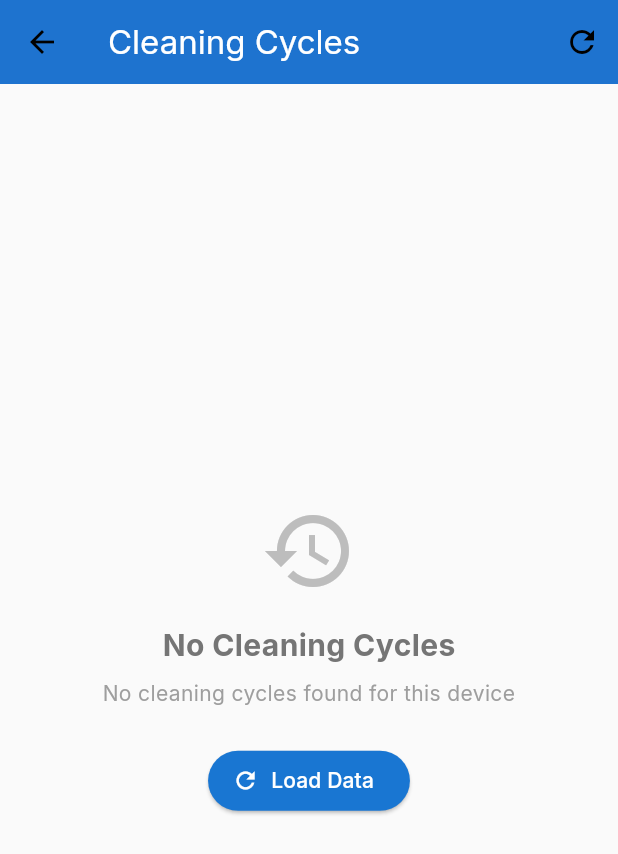
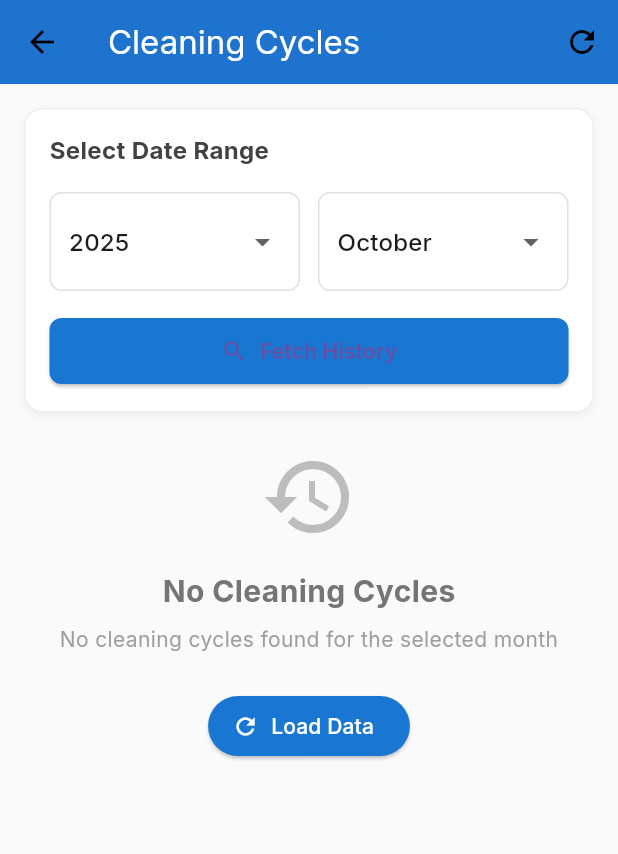
Before and after one commit to alonevaibhav/solar-master, a Flutter app: the HistoryInspector screen opened by its route, on a phone screen of 412 x 824 dp. Shown: the top 854 px of the screen. Run offline on Flutter 3.47's test engine with Material 3 defaults, Android fonts, the phone set to English and light mode, and no system bars; our stand-ins replace dropdown_button2, fl_chart, flutter_local_notifications, flutter_screenutil, fluttertoast, get and 7 more; missing offline and left inert: mqtt_client; accounts and stored records are empty.

Commit message:
Logs Done

```diff
--- a/lib/Component/Inspector/History/cycle_view.dart
+++ b/lib/Component/Inspector/History/cycle_view.dart
@@ -1,15 +1,20 @@
 import 'package:flutter/material.dart';
+import 'package:get/get_state_manager/src/rx_flutter/rx_obx_widget.dart';
 import 'package:intl/intl.dart';
+import 'package:solar_app/Component/Inspector/History/widget/filter.dart';
 import '../../../Model/Inspector/history_model.dart';
+import 'history_controller.dart';
 
 class CycleGroupWidget extends StatelessWidget {
   final CycleData cycle;
   final bool isLastGroup;
+  InspectorHistoryController controller;
 
-  const CycleGroupWidget({
+  CycleGroupWidget({
     super.key,
     required this.cycle,
     required this.isLastGroup,
+    required this.controller,
   });
 
   @override
@@ -35,6 +40,8 @@ class CycleGroupWidget extends StatelessWidget {
       child: Column(
         crossAxisAlignment: CrossAxisAlignment.start,
         children: [
+
+
           // Cycle Header
           Container(
             width: double.infinity,
@@ -124,15 +131,19 @@ class CycleGroupWidget extends StatelessWidget {
             child: Column(
               crossAxisAlignment: CrossAxisAlignment.start,
               children: [
-                _buildSummaryItem('Started', summary.startedAt, Icons.play_arrow),
+                _buildSummaryItem(
+                    'Started', summary.startedAt, Icons.play_arrow),
                 if (summary.completedAt != null) ...[
                   SizedBox(height: 8),
-                  _buildSummaryItem('Completed', summary.completedAt!, Icons.check),
+                  _buildSummaryItem(
+                      'Completed', summary.completedAt!, Icons.check),
                 ],
                 SizedBox(height: 8),
-                _buildSummaryItem('Start Method', summary.startMethod, Icons.touch_app),
+                _buildSummaryItem(
+                    'Start Method', summary.startMethod, Icons.touch_app),
                 SizedBox(height: 8),
-                _buildSummaryItem('Stop Method', summary.stopMethod, Icons.stop_circle),
+                _buildSummaryItem(
+                    'Stop Method', summary.stopMethod, Icons.stop_circle),
                 SizedBox(height: 8),
                 _buildSummaryItem(
                   'Solenoid Range',
@@ -210,7 +221,8 @@ class CycleGroupWidget extends StatelessWidget {
           timeAgo = '${difference.inDays}d ago';
         }
 
-        fullDate = DateFormat('MMM dd, yyyy - hh:mm a').format(dateTime.toLocal());
+        fullDate =
+            DateFormat('MMM dd, yyyy - hh:mm a').format(dateTime.toLocal());
       } catch (e) {
         timeAgo = 'Unknown';
         fullDate = event.timestamp;
@@ -222,7 +234,8 @@ class CycleGroupWidget extends StatelessWidget {
     IconData statusIcon = Icons.circle;
     String statusText = event.status;
 
-    if (event.complete == 1 || event.status.toLowerCase().contains('cycle complete')) {
+    if (event.complete == 1 ||
+        event.status.toLowerCase().contains('cycle complete')) {
       circleColor = Colors.green[500]!;
       textColor = Colors.green[700]!;
       statusIcon = Icons.check_circle;
@@ -304,7 +317,8 @@ class CycleGroupWidget extends StatelessWidget {
                       ),
                       if (event.solenoid != 0)
                         Container(
-                          padding: EdgeInsets.symmetric(horizontal: 6, vertical: 2),
+                          padding:
+                              EdgeInsets.symmetric(horizontal: 6, vertical: 2),
                           decoration: BoxDecoration(
                             color: Colors.purple[50],
                             borderRadius: BorderRadius.circular(8),
@@ -321,9 +335,7 @@ class CycleGroupWidget extends StatelessWidget {
                         ),
                     ],
                   ),
-
                   SizedBox(height: 4),
-
                   Text(
                     statusText,
                     style: TextStyle(
@@ -332,9 +344,7 @@ class CycleGroupWidget extends StatelessWidget {
                       color: textColor,
                     ),
                   ),
-
                   SizedBox(height: 6),
-
                   Container(
                     padding: EdgeInsets.all(10),
                     decoration: BoxDecoration(
--- a/lib/Component/Inspector/History/history.dart
+++ b/lib/Component/Inspector/History/history.dart
@@ -576,14 +576,13 @@
 //     );
 //   }
 // }
-
 import 'package:flutter/cupertino.dart';
 import 'package:flutter/material.dart';
 import 'package:get/get.dart';
 import 'package:get/get_core/src/get_main.dart';
+import 'package:solar_app/Component/Inspector/History/widget/filter.dart';
 import 'cycle_view.dart';
 import 'history_controller.dart';
-
 
 class HistoryInspector extends StatelessWidget {
   HistoryInspector({super.key});
@@ -601,7 +600,7 @@ class HistoryInspector extends StatelessWidget {
     controller.printUuidInfo();
 
     if (plantID != null && plantID.isNotEmpty) {
-      controller.loadMqttHistory();
+      controller.loadMqttHistoryByYearMonth();
     }
 
     return Scaffold(
@@ -616,7 +615,7 @@ class HistoryInspector extends StatelessWidget {
             icon: Icon(Icons.refresh),
             onPressed: () {
               if (plantID != null && plantID.isNotEmpty) {
-                controller.refreshMqttHistory();
+                controller.loadMqttHistoryByYearMonth();
               } else {
                 Get.snackbar(
                   'Error',
@@ -652,9 +651,13 @@ class HistoryInspector extends StatelessWidget {
         }
 
         if (controller.hasError.value) {
-          return Center(
-            child: Padding(
-              padding: const EdgeInsets.all(16.0),
+          return SingleChildScrollView(
+            padding: EdgeInsets.all(16),
+            child: Column(
+              children: [
+                MqttHistoryDateFilter(controller: controller),
+                SizedBox(height: 24),
+                Center(
                   child: Column(
                     mainAxisAlignment: MainAxisAlignment.center,
                     children: [
@@ -678,7 +681,7 @@ class HistoryInspector extends StatelessWidget {
                       ElevatedButton.icon(
                         onPressed: () {
                           if (plantID != null && plantID.isNotEmpty) {
-                        controller.loadMqttHistory();
+                            controller.loadMqttHistoryByYearMonth();
                           }
                         },
                         icon: Icon(Icons.refresh),
@@ -691,13 +694,19 @@ class HistoryInspector extends StatelessWidget {
                     ],
                   ),
                 ),
+              ],
+            ),
           );
         }
 
         if (controller.cycles.isEmpty) {
-          return Center(
-            child: Padding(
-              padding: const EdgeInsets.all(16.0),
+          return SingleChildScrollView(
+            padding: EdgeInsets.all(16),
+            child: Column(
+              children: [
+                MqttHistoryDateFilter(controller: controller),
+                SizedBox(height: 24),
+                Center(
                   child: Column(
                     mainAxisAlignment: MainAxisAlignment.center,
                     children: [
@@ -713,7 +722,7 @@ class HistoryInspector extends StatelessWidget {
                       ),
                       SizedBox(height: 8),
                       Text(
-                    'No cleaning cycles found for this device',
+                        'No cleaning cycles found for the selected month',
                         style: TextStyle(color: Colors.grey[500]),
                         textAlign: TextAlign.center,
                       ),
@@ -721,7 +730,7 @@ class HistoryInspector extends StatelessWidget {
                       ElevatedButton.icon(
                         onPressed: () {
                           if (plantID != null && plantID.isNotEmpty) {
-                        controller.loadMqttHistory();
+                            controller.loadMqttHistoryByYearMonth();
                           }
                         },
                         icon: Icon(Icons.refresh),
@@ -734,15 +743,21 @@ class HistoryInspector extends StatelessWidget {
                     ],
                   ),
                 ),
+              ],
+            ),
           );
         }
 
-        return RefreshIndicator(
-          onRefresh: () async {
-            if (plantID != null && plantID.isNotEmpty) {
-              await controller.refreshMqttHistory();
-            }
-          },
+        // Success state - Show filter and cycles
+        return Column(
+          children: [
+            // Date Filter at the top
+            Container(
+              padding: EdgeInsets.all(16),
+              child: MqttHistoryDateFilter(controller: controller),
+            ),
+            // Cycles List
+            Expanded(
               child: ListView.builder(
                 padding: EdgeInsets.all(16),
                 itemCount: controller.cycles.length,
@@ -751,11 +766,14 @@ class HistoryInspector extends StatelessWidget {
                   final isLastCycle = index == controller.cycles.length - 1;
 
                   return CycleGroupWidget(
+                    controller: controller,
                     cycle: cycle,
                     isLastGroup: isLastCycle,
                   );
                 },
               ),
+            ),
+          ],
         );
       }),
     );
--- a/lib/Component/Inspector/History/history_controller.dart
+++ b/lib/Component/Inspector/History/history_controller.dart
@@ -198,19 +198,23 @@
 //   }
 // }
 
-import 'package:get/get_state_manager/src/simple/get_controllers.dart';
+
+
+import 'package:flutter/foundation.dart';
+import 'package:flutter/material.dart';
 import 'package:get/get.dart';
-import 'package:flutter/foundation.dart';
 import '../../../API Service/api_service.dart';
 import '../../../Model/Inspector/history_model.dart';
 import '../../../utils/constants.dart';
 
 class InspectorHistoryController extends GetxController {
-  // Observable variables for state management
   var isLoading = false.obs;
   var cycles = <CycleData>[].obs;
   var errorMessage = ''.obs;
   var hasError = false.obs;
+
+  var selectedYear = DateTime.now().year.obs;
+  var selectedMonth = DateTime.now().month.obs;
 
   String? plantID;
 
@@ -228,10 +232,17 @@ class InspectorHistoryController extends GetxController {
     super.onInit();
   }
 
-  /// Fetches MQTT history data for a given UUID
-  Future<void> loadMqttHistory() async {
+  /// Formats year and month to YYYYMM format (e.g., 2025 & 09 = 2509)
+  String _formatYearMonth(int year, int month) {
+    String yearStr = year.toString().substring(2); // Get last 2 digits (25 from 2025)
+    String monthStr = month.toString().padLeft(2, '0'); // Pad month with 0 if needed
+    return '$yearStr$monthStr'; // Returns 2509
+  }
+
+  /// Fetches MQTT history data for selected year and month
+  Future<void> loadMqttHistoryByYearMonth() async {
     if (plantID == null || plantID!.isEmpty) {
-      _setError('ID cannot be empty');
+      _setError('Plant ID cannot be empty');
       return;
     }
 
@@ -239,9 +250,16 @@ class InspectorHistoryController extends GetxController {
       _setLoading(true);
       _clearError();
 
-      // Make the GET API call using ApiService
+      // Format year and month (e.g., 2025, 09 -> 2509)
+      String yrmn = _formatYearMonth(selectedYear.value, selectedMonth.value);
+
+      if (kDebugMode) {
+        print('Fetching MQTT history for Plant: $plantID, YearMonth: $yrmn');
+      }
+
+      // Make the GET API call using the formatted year-month
       final response = await ApiService.get<Map<String, dynamic>>(
-        endpoint: mqttHistoryGet(plantID!),
+        endpoint: deviceLogAsPerMonth(int.parse(yrmn), plantID! as String),
         fromJson: (data) => data as Map<String, dynamic>,
         includeToken: true,
       );
@@ -254,32 +272,34 @@ class InspectorHistoryController extends GetxController {
     } catch (e) {
       _setError('An unexpected error occurred: ${e.toString()}');
       if (kDebugMode) {
-        print('Error in loadMqttHistory: $e');
+        print('Error in loadMqttHistoryByYearMonth: $e');
       }
     } finally {
       _setLoading(false);
     }
   }
 
-  /// Refreshes the MQTT history data
-  Future<void> refreshMqttHistory() async {
-    await loadMqttHistory();
+  /// Updates selected year
+  void updateYear(int year) {
+    selectedYear.value = year;
   }
 
-  /// Handles successful API response with new JSON structure
+  /// Updates selected month
+  void updateMonth(int month) {
+    selectedMonth.value = month;
+  }
+
   void _handleSuccessResponse(Map<String, dynamic> responseData) {
     try {
       List<CycleData> processedCycles = [];
 
-      // Extract cycles array from response
       List<dynamic>? cyclesData = responseData['cycles'] as List<dynamic>?;
 
       if (cyclesData == null || cyclesData.isEmpty) {
-        _setError('No cycle data available');
+        _setError('No cycle data available for selected month');
         return;
       }
 
-      // Process each cycle
       for (var cycleJson in cyclesData) {
         if (cycleJson is Map<String, dynamic>) {
           CycleData cycle = CycleData.fromJson(cycleJson);
@@ -287,9 +307,7 @@ class InspectorHistoryController extends GetxController {
         }
       }
 
-      // Sort cycles by cycle number (newest first)
       processedCycles.sort((a, b) => b.cycleNumber.compareTo(a.cycleNumber));
-
       cycles.value = processedCycles;
 
       if (kDebugMode) {
@@ -303,12 +321,12 @@ class InspectorHistoryController extends GetxController {
     }
   }
 
-  /// Sets loading state
+
+
   void _setLoading(bool loading) {
     isLoading.value = loading;
   }
 
-  /// Sets error state and message
   void _setError(String message) {
     hasError.value = true;
     errorMessage.value = message;
@@ -318,13 +336,11 @@ class InspectorHistoryController extends GetxController {
     }
   }
 
-  /// Clears error state
   void _clearError() {
     hasError.value = false;
     errorMessage.value = '';
   }
 
-  /// Clears all data and resets state
   void clearData() {
     cycles.clear();
     _clearError();
--- /dev/null
+++ b/lib/Component/Inspector/History/widget/filter.dart
@@ -0,0 +1,169 @@
+import 'package:flutter/cupertino.dart';
+import 'package:flutter/material.dart';
+import 'package:get/get.dart';
+import 'package:get/get_core/src/get_main.dart';
+import 'package:intl/intl.dart';
+
+import '../history_controller.dart';
+
+
+class MqttHistoryDateFilter extends StatelessWidget {
+  final InspectorHistoryController controller;
+
+  const MqttHistoryDateFilter({
+    Key? key,
+    required this.controller,
+  }) : super(key: key);
+
+  @override
+  Widget build(BuildContext context) {
+    return Container(
+      padding: EdgeInsets.all(16),
+      decoration: BoxDecoration(
+        color: Colors.white,
+        borderRadius: BorderRadius.circular(12),
+        border: Border.all(color: Colors.grey[200]!),
+        boxShadow: [
+          BoxShadow(
+            color: Colors.black.withOpacity(0.05),
+            blurRadius: 4,
+            offset: Offset(0, 2),
+          ),
+        ],
+      ),
+      child: Column(
+        crossAxisAlignment: CrossAxisAlignment.start,
+        children: [
+          Text(
+            'Select Date Range',
+            style: TextStyle(
+              fontSize: 16,
+              fontWeight: FontWeight.bold,
+              color: Colors.grey[800],
+            ),
+          ),
+          SizedBox(height: 16),
+          Row(
+            children: [
+              Expanded(
+                child: _buildYearDropdown(),
+              ),
+              SizedBox(width: 12),
+              Expanded(
+                child: _buildMonthDropdown(),
+              ),
+            ],
+          ),
+          SizedBox(height: 16),
+          SizedBox(
+            width: double.infinity,
+            child: _buildFetchButton(),
+          ),
+        ],
+      ),
+    );
+  }
+
+  Widget _buildYearDropdown() {
+    return Obx(
+          () => Container(
+        decoration: BoxDecoration(
+          border: Border.all(color: Colors.grey[300]!),
+          borderRadius: BorderRadius.circular(8),
+        ),
+        child: DropdownButtonHideUnderline(
+          child: DropdownButton<int>(
+            value: controller.selectedYear.value,
+            isExpanded: true,
+            padding: EdgeInsets.symmetric(horizontal: 12, vertical: 8),
+            items: _getYearList().map((year) {
+              return DropdownMenuItem<int>(
+                value: year,
+                child: Text(year.toString()),
+              );
+            }).toList(),
+            onChanged: (year) {
+              if (year != null) {
+                controller.updateYear(year);
+              }
+            },
+          ),
+        ),
+      ),
+    );
+  }
+
+  Widget _buildMonthDropdown() {
+    const months = [
+      'January', 'February', 'March', 'April', 'May', 'June',
+      'July', 'August', 'September', 'October', 'November', 'December'
+    ];
+
+    return Obx(
+          () => Container(
+        decoration: BoxDecoration(
+          border: Border.all(color: Colors.grey[300]!),
+          borderRadius: BorderRadius.circular(8),
+        ),
+        child: DropdownButtonHideUnderline(
+          child: DropdownButton<int>(
+            value: controller.selectedMonth.value,
+            isExpanded: true,
+            padding: EdgeInsets.symmetric(horizontal: 12, vertical: 8),
+            items: List.generate(12, (index) {
+              return DropdownMenuItem<int>(
+                value: index + 1,
+                child: Text(months[index]),
+              );
+            }).toList(),
+            onChanged: (month) {
+              if (month != null) {
+                controller.updateMonth(month);
+              }
+            },
+          ),
+        ),
+      ),
+    );
+  }
+
+  Widget _buildFetchButton() {
+    return Obx(
+          () => ElevatedButton.icon(
+        onPressed: controller.isLoading.value
+            ? null
+            : () => controller.loadMqttHistoryByYearMonth(),
+        style: ElevatedButton.styleFrom(
+          backgroundColor: Colors.blue[700],
+          disabledBackgroundColor: Colors.grey[300],
+          padding: EdgeInsets.symmetric(vertical: 12),
+          shape: RoundedRectangleBorder(
+            borderRadius: BorderRadius.circular(8),
+          ),
+        ),
+        icon: controller.isLoading.value
+            ? SizedBox(
+          width: 16,
+          height: 16,
+          child: CircularProgressIndicator(
+            strokeWidth: 2,
+            valueColor: AlwaysStoppedAnimation<Color>(Colors.white),
+          ),
+        )
+            : Icon(Icons.search),
+        label: Text(
+          controller.isLoading.value ? 'Fetching...' : 'Fetch History',
+          style: TextStyle(
+            fontSize: 14,
+            fontWeight: FontWeight.w600,
+          ),
+        ),
+      ),
+    );
+  }
+
+  List<int> _getYearList() {
+    int currentYear = DateTime.now().year;
+    return List.generate(5, (index) => currentYear - index);
+  }
+}
--- a/lib/utils/constants.dart
+++ b/lib/utils/constants.dart
@@ -58,7 +58,7 @@ String mqttCleanerPost(String uuid) => "/api/mqtt/cleaner/publish/$uuid";
 
 String mqttHistoryGet(String id) => "/api/mqtt/inspector/device-logs/$id";
 
-String deviceLogAsPerMonth(int yrdt, int id) => "/api/mqtt/inspector/device-logs/$id?month=/$yrdt";
+String deviceLogAsPerMonth(int yrmn, String id) => "/api/mqtt/inspector/device-logs/$id?month=$yrmn";
 
 String raiseTicket = "/api/tickets/create/inspector";
 
```
Lines whose indentation alone changed are shown as unchanged.
